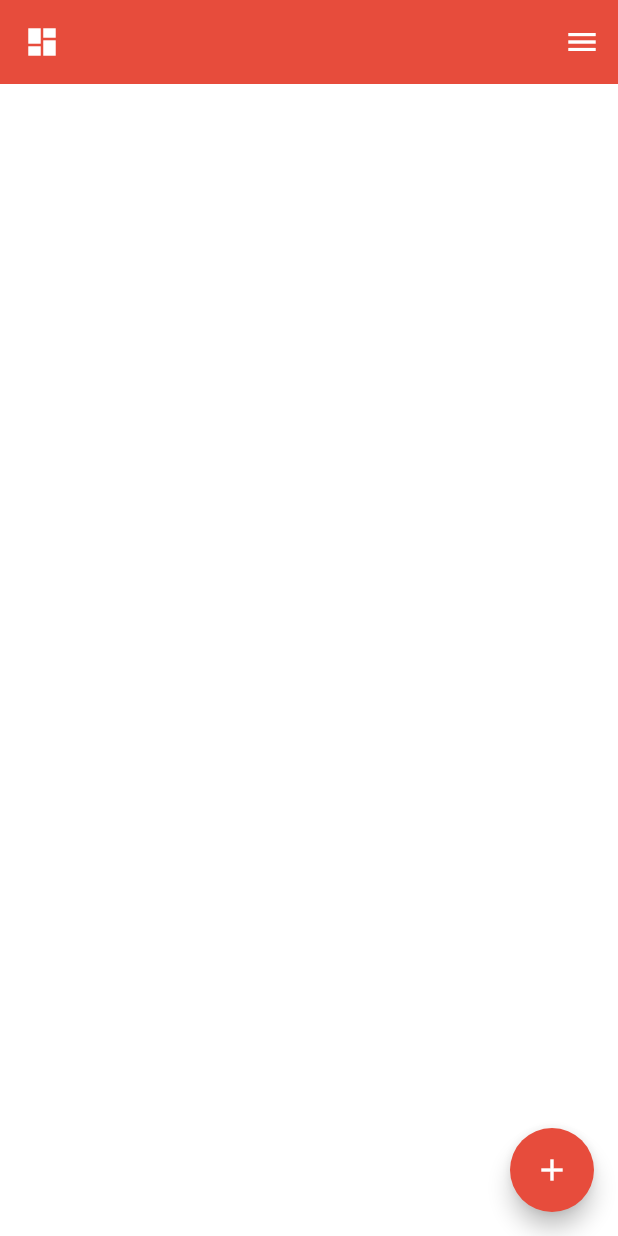
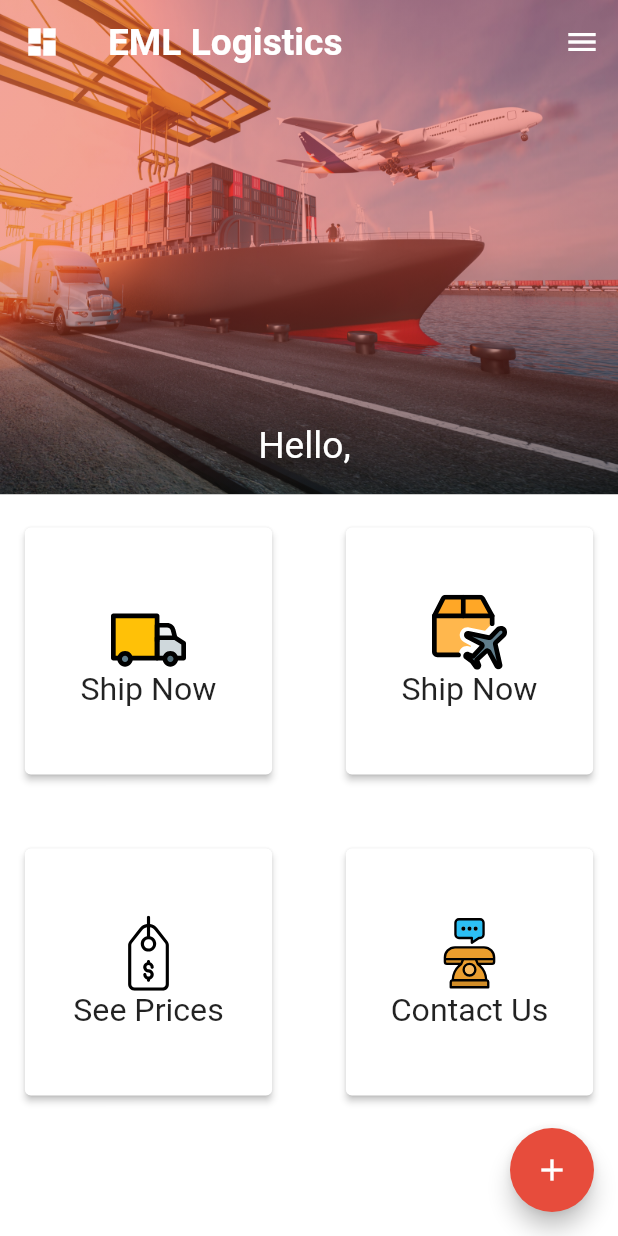
Before and after one commit to Phelickz/logisticsApp, a Flutter app: the Homepage screen opened directly, on a phone screen of 412 x 824 dp. Run offline on Flutter 3.47's test engine with Material 2 defaults, Android fonts, the phone set to English and light mode, and no system bars; our stand-ins replace after_layout, clay_containers, cloud_firestore, device_preview, firebase_auth, flutter_hooks and 9 more; missing offline and left inert: fancy_on_boarding, flutter_google_places, flutter_paystack, geocoder, google_maps_webservice, kf_drawer; accounts and stored records are empty.

Commit message:
home complete

```diff
--- a/lib/main.dart
+++ b/lib/main.dart
@@ -1,17 +1,20 @@
 import 'package:flutter/foundation.dart';
 import 'package:flutter/material.dart';
 import 'package:get/get.dart';
+import 'package:hooks_riverpod/hooks_riverpod.dart';
 import 'package:logistics/state/authState.dart';
 import 'package:logistics/views/screens/onboarding.dart';
-import 'package:provider/provider.dart';
-
+import 'package:flutter_hooks/flutter_hooks.dart';
 import 'views/screens/splashscreen.dart';
 import 'package:device_preview/device_preview.dart';
+
+
+final pv = ChangeNotifierProvider((_) => AuthenticationState());
 
 void main() {runApp(
     DevicePreview(
       enabled: !kReleaseMode,
-      builder: (context) => MyApp(),
+      builder: (context) => ProviderScope(child: MyApp()),
 
     )
   );}
@@ -19,16 +22,13 @@ void main() {runApp(
 class MyApp extends StatelessWidget {
   @override
   Widget build(BuildContext context) {
-    return MultiProvider(
-      providers: [ChangeNotifierProvider(create: (_) => AuthenticationState())],
-      child: GetMaterialApp(
+    return GetMaterialApp(
       locale: DevicePreview.of(context).locale,
       builder: DevicePreview.appBuilder,
         title: 'Logistics',
         theme: ThemeData(
           primarySwatch: Colors.blue,
         ),
-          home: SplashScreen()),
-    );
+        home: SplashScreen());
   }
 }
--- /dev/null
+++ b/lib/state/providers.dart
@@ -0,0 +1,7 @@
+
+
+import 'package:hooks_riverpod/hooks_riverpod.dart';
+
+import 'authState.dart';
+
+final auth = ChangeNotifierProvider((_) => AuthenticationState());
--- a/lib/views/users/userHome.dart
+++ b/lib/views/users/userHome.dart
@@ -8,8 +8,11 @@ import 'package:google_fonts/google_fonts.dart';
 import 'package:logistics/services/animation/animations.dart';
 import 'package:logistics/services/colors.dart';
 import 'package:logistics/services/models.dart';
+import 'package:logistics/services/responsiveness/altres.dart';
+import 'package:logistics/services/responsiveness/responsiveness.dart';
 import 'package:logistics/state/authState.dart';
 import 'package:logistics/views/screens/request.dart';
+import 'package:logistics/views/widgets/homecards.dart';
 import 'package:provider/provider.dart';
 import 'package:timeago/timeago.dart' as timeago;
 import 'chart.dart';
@@ -52,24 +55,123 @@ class _HomepageState extends State<Homepage> {
     double height = MediaQuery.of(context).size.height;
     return Scaffold(
         endDrawer: FadeIn(delay: 0.5, child: SidebarLayout()),
-      appBar: AppBar(
-        leading: Icon(Icons.dashboard),
-        elevation: 0,
-        title: Text(
-          this.name ?? '',
-          style: GoogleFonts.aBeeZee(
-              color: Colors.white, fontWeight: FontWeight.w800, fontSize: 20),
-        ),
-        centerTitle: false,
-        backgroundColor: redColor,
-      ),
+        // appBar: AppBar(
+        //   leading: Icon(Icons.dashboard),
+        //   elevation: 0,
+        //   title: Text(
+        //     this.name ?? '',
+        //     style: GoogleFonts.aBeeZee(
+        //         color: Colors.white, fontWeight: FontWeight.w800, fontSize: 20),
+        //   ),
+        //   centerTitle: false,
+        //   backgroundColor: redColor,
+        // ),
         backgroundColor: Colors.white,
         key: _scaffoldKey,
         floatingActionButton: FloatingActionButton(
             backgroundColor: Color(0xFFe74c3c),
             child: Icon(Icons.add),
             onPressed: () => Get.to(Request())),
-    );
+        body: Column(children: [
+          Container(
+            // color: Colors.amber,
+            width: width,
+            height: McGyver.rsDoubleH(context, 40),
+            child: Stack(children: [
+              Align(
+                alignment: Alignment.topCenter,
+                child: Container(
+                  decoration: BoxDecoration(
+                      image: DecorationImage(
+                          fit: BoxFit.cover,
+                          image: AssetImage('assets/images/L2.jpg'))),
+                ),
+              ),
+              Align(
+                alignment: Alignment.topCenter,
+                child: Opacity(
+                  opacity: 0.5,
+                  child: Container(
+                    decoration: BoxDecoration(
+                      gradient: LinearGradient(
+                        begin: Alignment.topCenter,
+                        end: Alignment.bottomCenter,
+                        colors: [
+                          Color(0xFFe74c3c),
+                          Color(0xFFe74c3c),
+                          Color(0xFF000000),
+                          // Color(0xFFB6BAA6),
+                        ],
+                        // stops: [
+                        //   0.5,
+                        //   0.4,
+                        //   0.1,
+                        // ],
+                      ),
+                    ),
+                  ),
+                ),
+              ),
+              Align(
+                alignment: Alignment.topCenter,
+                child: Container(
+                  width: width,
+                  height: McGyver.rsDoubleH(context, 10),
+                  child: AppBar(
+                    leading: Icon(Icons.dashboard),
+                    elevation: 0,
+                    backgroundColor: Colors.transparent,
+                    title: Text(
+                      'EML Logistics',
+                      style: GoogleFonts.aBeeZee(
+                          fontSize: SizeConfig().textSize(context, 3),
+                          fontWeight: FontWeight.bold),
+                    ),
+                  ),
+                ),
+              ),
+              Align(
+                alignment: Alignment.bottomCenter,
+                child: Padding(
+                  padding: const EdgeInsets.only(bottom: 18.0),
+                  child: Text(
+                    'Hello, ${name ?? ''}',
+                    style: GoogleFonts.aBeeZee(
+                        color: Colors.white,
+                        fontSize: SizeConfig().textSize(context, 3)),
+                  ),
+                ),
+              )
+            ]),
+          ),
+          Expanded(
+            child: Padding(
+              padding: const EdgeInsets.only(top: 18.0),
+              child: Wrap(
+                spacing: McGyver.rsDoubleW(context, 10),
+                runSpacing: McGyver.rsDoubleW(context, 10),
+                children: [
+                  HomeCards(
+                    url: 'assets/images/truck.svg',
+                    text: "Ship Now",
+                  ),
+                  HomeCards(
+                    url: 'assets/images/airplane (2).svg',
+                    text: "Ship Now",
+                  ),
+                  HomeCards(
+                    url: 'assets/images/price.svg',
+                    text: "See Prices",
+                  ),
+                  HomeCards(
+                    url: 'assets/images/phone.svg',
+                    text: "Contact Us",
+                  )
+                ],
+              ),
+            ),
+          )
+        ]));
     // return Consumer<AuthenticationState>(
     //   builder: (context, authState, child) {
     //     return Scaffold(
--- /dev/null
+++ b/lib/views/widgets/homecards.dart
@@ -0,0 +1,36 @@
+import 'package:flutter/material.dart';
+import 'package:flutter_svg/flutter_svg.dart';
+import 'package:google_fonts/google_fonts.dart';
+import 'package:logistics/services/responsiveness/altres.dart';
+import 'package:logistics/services/responsiveness/responsiveness.dart';
+
+class HomeCards extends StatelessWidget {
+  final String url;
+  final String text;
+
+  const HomeCards({Key key, this.url, this.text}) : super(key: key);
+  @override
+  Widget build(BuildContext context) {
+    return Card(
+      elevation: 2,
+          child: Container(
+        width: McGyver.rsDoubleW(context, 40),
+        height: McGyver.rsDoubleH(context, 20),
+        child: Center(
+          child: Column(
+            mainAxisAlignment: MainAxisAlignment.center,
+              children: [
+                SvgPicture.asset(
+                  url ,
+                  width: McGyver.rsDoubleW(context, 24),
+                  height: 50,
+                ),
+                Text(text, style: GoogleFonts.aBeeZee(
+                  fontSize: SizeConfig().textSize(context, 2.6)
+                ),)
+              ],
+            ) ),
+      ),
+    );
+  }
+}
--- a/pubspec.yaml
+++ b/pubspec.yaml
@@ -54,6 +54,7 @@ dependencies:
   get:
   simple_animations:
   supercharged:
+  flutter_hooks:
 
 
 dev_dependencies:
```
Also changed, not shown: assets/images/L1.jpg (added), assets/images/L2.jpg (added), assets/images/phone.svg (added), assets/images/price.svg (added), pubspec.lock. Lines whose indentation alone changed are shown as unchanged.
